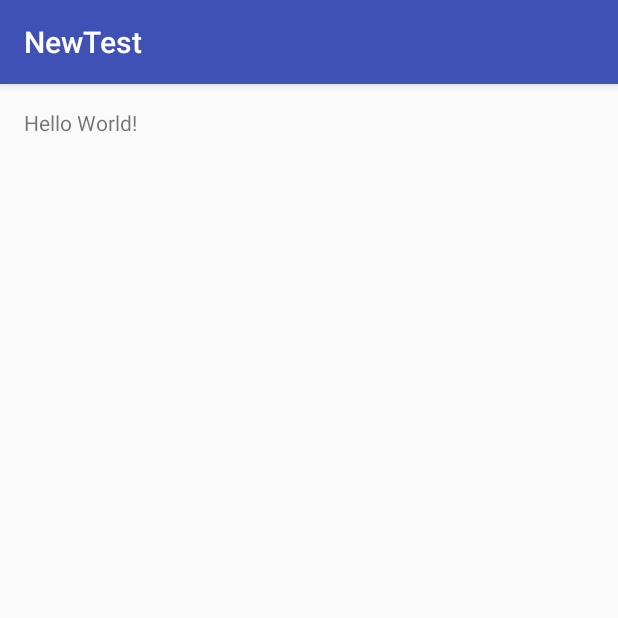
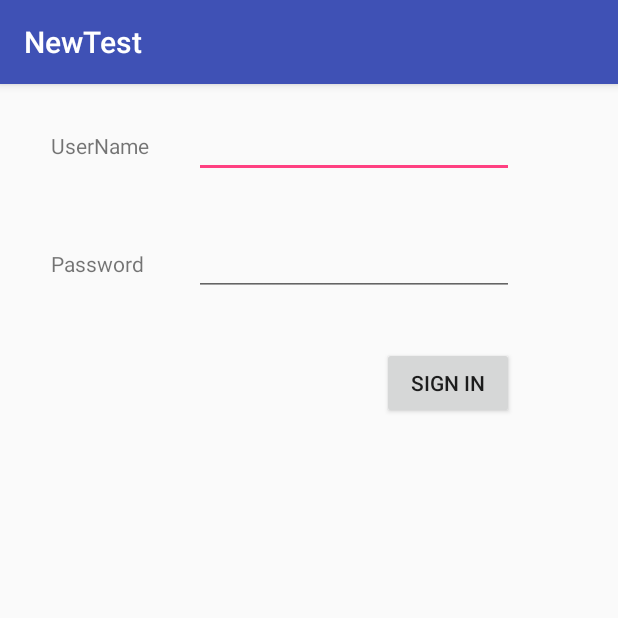
Before and after one commit to Fab210/SuperMegaTeam, an Android app: the screen it shows after launch (MainActivity), on a phone screen of 412 x 824 dp, the top half of it. Run offline under Robolectric (Android 15) with nearby library versions, the phone set to English and light mode, and no system bars.

Commit message:
this is the activity main because it was missed because of my stupidity sorry

```diff
--- a/NewTest/app/src/main/AndroidManifest.xml
+++ b/NewTest/app/src/main/AndroidManifest.xml
@@ -1,20 +1,21 @@
 <?xml version="1.0" encoding="utf-8"?>
 <manifest xmlns:android="http://schemas.android.com/apk/res/android"
-    package="com.example.magel.newtest" >
+    package="com.example.magel.newtest">
 
     <application
         android:allowBackup="true"
         android:icon="@mipmap/ic_launcher"
         android:label="@string/app_name"
         android:supportsRtl="true"
-        android:theme="@style/AppTheme" >
-        <activity android:name=".MainActivity" >
+        android:theme="@style/AppTheme">
+        <activity android:name=".MainActivity">
             <intent-filter>
                 <action android:name="android.intent.action.MAIN" />
 
                 <category android:name="android.intent.category.LAUNCHER" />
             </intent-filter>
         </activity>
+        <activity android:name=".Menu_activity"></activity>
     </application>
 
 </manifest>
--- a/NewTest/app/src/main/res/layout/activity_main.xml
+++ b/NewTest/app/src/main/res/layout/activity_main.xml
@@ -1,18 +1,62 @@
-<?xml version="1.0" encoding="utf-8"?>
-<RelativeLayout
-    xmlns:android="http://schemas.android.com/apk/res/android"
+<RelativeLayout xmlns:android="http://schemas.android.com/apk/res/android"
     xmlns:tools="http://schemas.android.com/tools"
-    android:id="@+id/activity_main"
     android:layout_width="match_parent"
     android:layout_height="match_parent"
+    android:paddingBottom="@dimen/activity_vertical_margin"
     android:paddingLeft="@dimen/activity_horizontal_margin"
     android:paddingRight="@dimen/activity_horizontal_margin"
     android:paddingTop="@dimen/activity_vertical_margin"
-    android:paddingBottom="@dimen/activity_vertical_margin"
-    tools:context="com.example.magel.newtest.MainActivity">
+    tools:context=".LoginActivity" >
 
     <TextView
+        android:id="@+id/tv_Username"
         android:layout_width="wrap_content"
         android:layout_height="wrap_content"
-        android:text="Hello World!" />
+        android:layout_alignParentLeft="true"
+        android:layout_alignParentTop="true"
+        android:layout_marginLeft="18dp"
+        android:layout_marginTop="15dp"
+        android:text="@string/username_text" />
+
+    <EditText
+        android:id="@+id/et_Username"
+        android:layout_width="wrap_content"
+        android:layout_height="wrap_content"
+        android:layout_alignBaseline="@+id/tv_Username"
+        android:layout_alignBottom="@+id/tv_Username"
+        android:layout_marginLeft="30dp"
+        android:layout_toRightOf="@+id/tv_Username"
+        android:ems="10" >
+
+        <requestFocus />
+    </EditText>
+
+    <EditText
+        android:id="@+id/et_Password"
+        android:layout_width="wrap_content"
+        android:layout_height="wrap_content"
+        android:layout_alignBaseline="@+id/tv_Password"
+        android:layout_alignBottom="@+id/tv_Password"
+        android:layout_alignLeft="@+id/et_Username"
+        android:ems="10"
+        android:inputType="textPassword" />
+
+    <Button
+        android:id="@+id/bt_SignIn"
+        android:layout_width="wrap_content"
+        android:layout_height="wrap_content"
+        android:layout_alignRight="@+id/et_Password"
+        android:layout_below="@+id/et_Password"
+        android:layout_marginTop="34dp"
+        android:text="@string/signin_text" />
+
+    <TextView
+        android:id="@+id/tv_Password"
+        android:layout_width="wrap_content"
+        android:layout_height="wrap_content"
+        android:layout_marginTop="47dp"
+        android:text="@string/password_text"
+        android:layout_below="@+id/et_Username"
+        android:layout_alignStart="@+id/tv_Username" />
+
 </RelativeLayout>
--- a/NewTest/app/src/main/res/values/strings.xml
+++ b/NewTest/app/src/main/res/values/strings.xml
@@ -1,3 +1,6 @@
 <resources>
     <string name="app_name">NewTest</string>
+    <string name="username_text">UserName</string>
+    <string name="password_text">Password</string>
+    <string name="signin_text">sign in</string>
 </resources>
```
